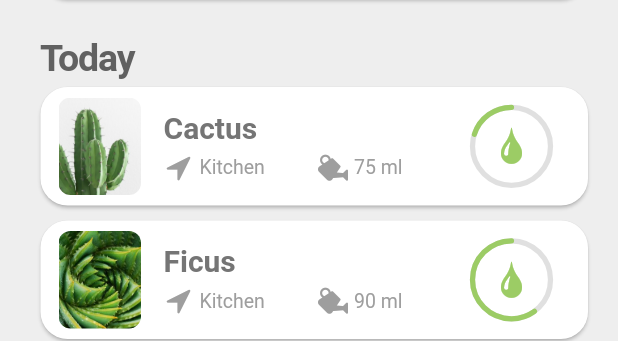
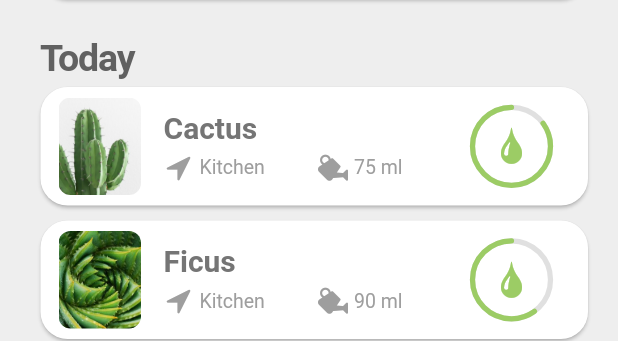
Before and after one commit to benjaminkostiuk/sprout, a Flutter app: the WateringList widget shown alone on an empty page, opened directly, on a phone screen of 412 x 824 dp. Shown: the part 582-923 px from the top of the screen. Run offline on Flutter 3.47's test engine with Material 2 defaults, Android fonts, the phone set to English and light mode, and no system bars; missing offline and left inert: rect_getter.

```diff
--- a/lib/widgets/wateringlist.dart
+++ b/lib/widgets/wateringlist.dart
@@ -128,7 +128,7 @@ class _WateringListState extends State<WateringList> {
     ],
     'Today': [
       PlantCard(
-        Plant('Cactus', 'Kitchen', 75, 'assets/thorny-plant.jpg', 20),
+        Plant('Cactus', 'Kitchen', 75, 'assets/thorny-plant.jpg', 85),
         key: Key('102'),
       ),
       PlantCard(
```
